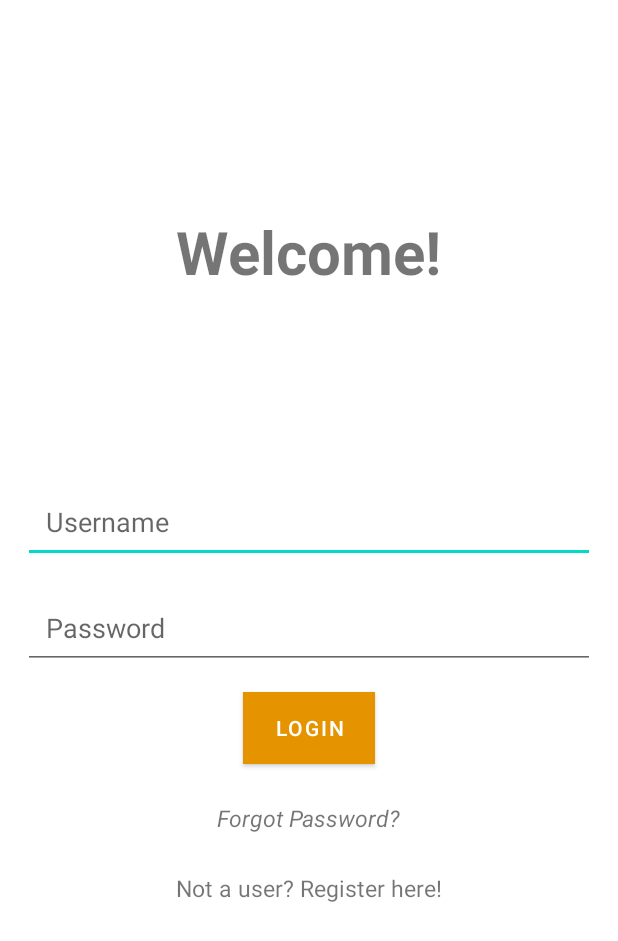
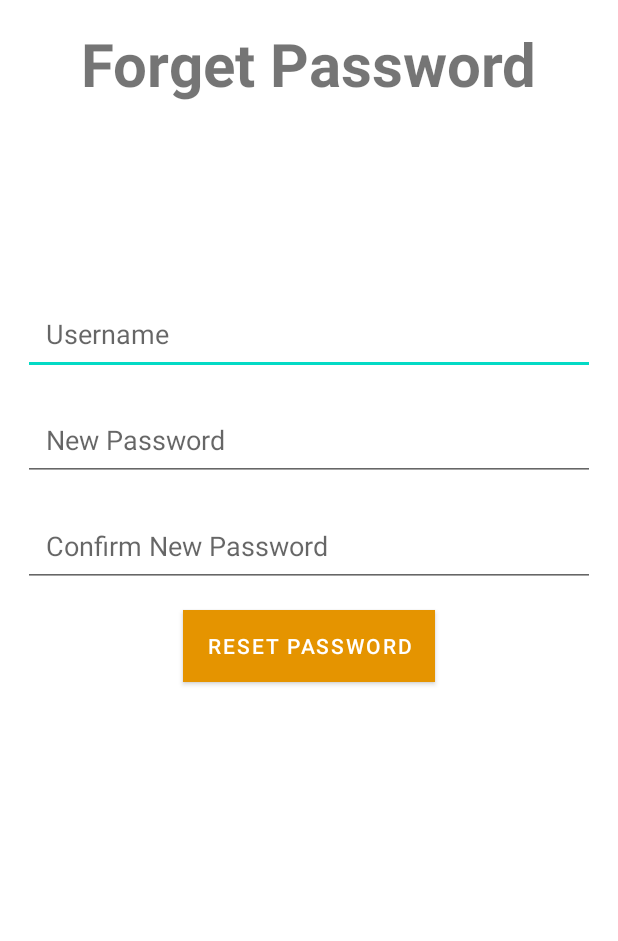
Before and after one commit to RoyRod93/University_Bazaar_System, an Android app: the screen it shows after launch (LoginActivity before the commit, ForgetPasswordActivity after it), after a tap on "Forgot Password?", on a phone screen of 412 x 824 dp. Shown: the top 941 px of the screen. Run offline under Robolectric (Android 15) with nearby library versions, the phone set to English and light mode, and no system bars.

Commit message:
Forget password feature Pair 2

```diff
--- a/app/src/main/AndroidManifest.xml
+++ b/app/src/main/AndroidManifest.xml
@@ -14,6 +14,8 @@
         <activity android:name=".controller.LoginActivity" />
         <activity android:name=".controller.ViewUserProfileActivity" />
         <activity android:name=".controller.EditUserProfileActivity" />
+        <activity android:name=".controller.ForgetPasswordActivity" />
+        <activity android:name=".controller.WipActivity" />
         <activity android:name=".controller.SplashScreen">
             <intent-filter>
                 <action android:name="android.intent.action.MAIN" />
--- /dev/null
+++ b/app/src/main/java/com/team8/universitybazaar/controller/ForgetPasswordActivity.java
@@ -0,0 +1,59 @@
+package com.team8.universitybazaar.controller;
+
+import android.content.Intent;
+import android.os.Bundle;
+import android.view.View;
+import android.widget.Toast;
+
+import androidx.appcompat.app.ActionBar;
+import androidx.appcompat.app.AppCompatActivity;
+
+import com.team8.universitybazaar.dao.DatabaseHelper;
+import com.team8.universitybazaar.databinding.ActivityForgetpasswordBinding;
+import com.team8.universitybazaar.model.User;
+
+public class ForgetPasswordActivity extends AppCompatActivity {
+
+    private DatabaseHelper databaseHelper;
+
+    ActivityForgetpasswordBinding activityForgetPasswordBinding;
+
+    @Override
+    protected void onCreate(Bundle savedInstanceState) {
+        super.onCreate(savedInstanceState);
+        activityForgetPasswordBinding = activityForgetPasswordBinding.inflate(getLayoutInflater());
+        View view = activityForgetPasswordBinding.getRoot();
+        setContentView(view);
+
+        ActionBar actionBar = getSupportActionBar();
+        actionBar.hide();
+
+        databaseHelper = new DatabaseHelper(this);
+
+        activityForgetPasswordBinding.btnResetPassword.setOnClickListener(v -> {
+
+            User user = new User();
+
+            String fpUserName = activityForgetPasswordBinding.fpUserName.getText().toString().trim();
+            String fpNewPass = activityForgetPasswordBinding.fpNewPass.getText().toString().trim();
+            String fpConfNewPass = activityForgetPasswordBinding.fpConfNewPass.getText().toString().trim();
+            boolean isValidUsername = databaseHelper.isValidUserName(fpUserName);
+            System.out.println(" the  user password obtained is ");
+
+            if(!isValidUsername){
+                Toast.makeText(ForgetPasswordActivity.this, "Incorrect Username", Toast.LENGTH_SHORT).show();
+            }else if(!fpNewPass.equals(fpConfNewPass)){
+                Toast.makeText(ForgetPasswordActivity.this, "New password & confirm password does not match", Toast.LENGTH_SHORT).show();
+            }else {
+                User usr = databaseHelper.getDetails(fpUserName);
+                usr.setPassword(fpNewPass);
+                Boolean updatePassword = databaseHelper.updateUser(usr);
+                if (updatePassword) {
+                    Toast.makeText(ForgetPasswordActivity.this, "Password has been reset successfully", Toast.LENGTH_SHORT).show();
+                    Intent i = new Intent(ForgetPasswordActivity.this, LoginActivity.class);
+                    startActivity(i);
+                }
+            }
+        });
+    }
+}
--- a/app/src/main/java/com/team8/universitybazaar/controller/LoginActivity.java
+++ b/app/src/main/java/com/team8/universitybazaar/controller/LoginActivity.java
@@ -67,7 +67,8 @@ public class LoginActivity extends AppCompatActivity {
 
         activityLoginBinding.tvForgotPwd.setOnClickListener(v -> {
 
-            Toast.makeText(this, "Clicked forgot password...", Toast.LENGTH_SHORT).show();
+            Intent i = new Intent(LoginActivity.this, ForgetPasswordActivity.class);
+            startActivity(i);
         });
     }
 }
--- /dev/null
+++ b/app/src/main/res/layout/activity_forgetpassword.xml
@@ -0,0 +1,55 @@
+<?xml version="1.0" encoding="utf-8"?>
+<LinearLayout xmlns:android="http://schemas.android.com/apk/res/android"
+    xmlns:app="http://schemas.android.com/apk/res-auto"
+    xmlns:tools="http://schemas.android.com/tools"
+    android:layout_width="match_parent"
+    android:layout_height="match_parent"
+    android:orientation="vertical"
+    android:padding="15dp"
+    tools:context=".controller.ForgetPasswordActivity">
+
+    <TextView
+        android:layout_width="wrap_content"
+        android:layout_height="wrap_content"
+        android:layout_gravity="center"
+
+        android:text="Forget Password"
+        android:textSize="40sp"
+        android:textStyle="bold" />
+
+    <EditText
+        android:id="@+id/fpUserName"
+        android:layout_width="match_parent"
+        android:layout_height="wrap_content"
+        android:layout_marginTop="125dp"
+        android:hint="Username"
+        android:padding="15dp" />
+
+    <EditText
+        android:id="@+id/fpNewPass"
+        android:layout_width="match_parent"
+        android:layout_height="wrap_content"
+        android:layout_marginTop="15dp"
+        android:hint="New Password"
+        android:inputType="textPassword"
+        android:padding="15dp" />
+    <EditText
+        android:id="@+id/fpConfNewPass"
+        android:layout_width="match_parent"
+        android:layout_height="wrap_content"
+        android:layout_marginTop="15dp"
+        android:hint="Confirm New Password"
+        android:inputType="textPassword"
+        android:padding="15dp" />
+
+    <Button
+        android:id="@+id/btnResetPassword"
+        android:layout_width="wrap_content"
+        android:layout_height="wrap_content"
+        android:layout_gravity="center"
+        android:layout_marginTop="15dp"
+        android:background="@color/design_default_color_secondary_variant"
+        android:text="Reset Password"
+        android:textColor="#FFF" />
+
+</LinearLayout>
```
Also changed, not shown: app/src/main/java/com/team8/universitybazaar/controller/MainActivity.java (+21 -1 lines), app/src/main/java/com/team8/universitybazaar/controller/WipActivity.java (added, +32 -0 lines), app/src/main/java/com/team8/universitybazaar/dao/DatabaseHelper.java (+19 -0 lines), app/src/main/res/layout/activity_main.xml (+54 -12 lines), app/src/main/res/layout/activity_work_in_progress.xml (added, +38 -0 lines).
